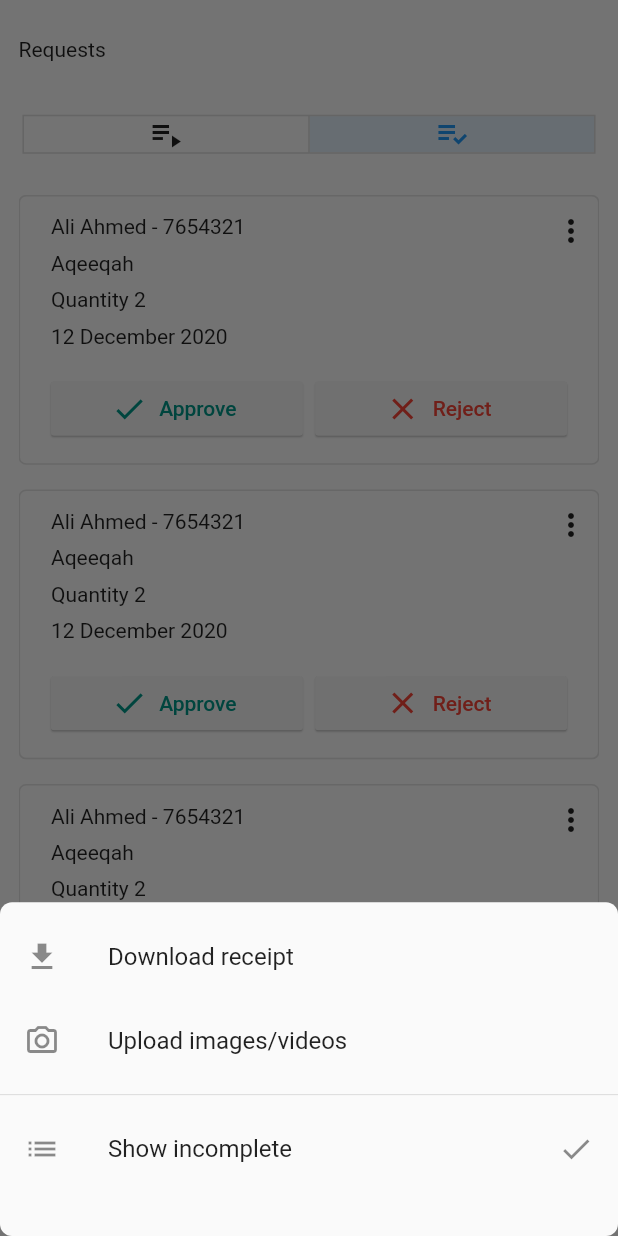
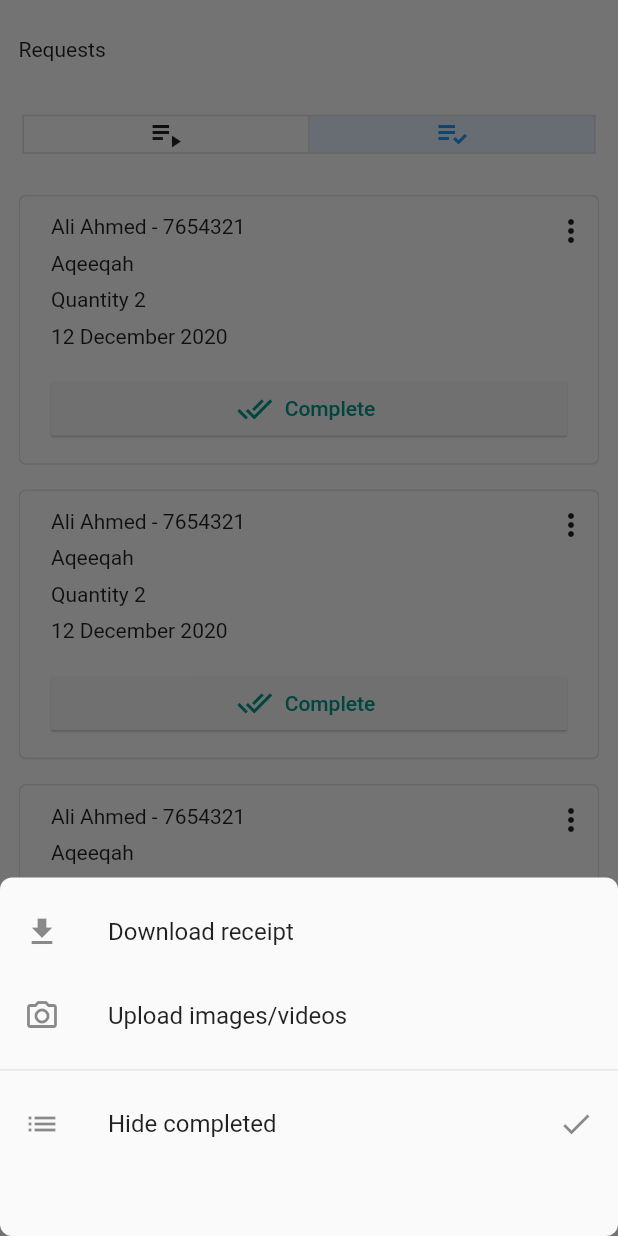
Before and after one commit to pharreX19/qurbani_app, a Flutter app: the Requests screen opened directly, after a tap on the "playlist add check" icon, after a tap on the "more vert" icon, on a phone screen of 412 x 824 dp. Run offline on Flutter 3.47's test engine with Material 2 defaults, Android fonts, the phone set to English and light mode, and no system bars; our stand-ins replace get, image_picker.

Commit message:
request details screen completed

```diff
--- a/lib/screens/home.dart
+++ b/lib/screens/home.dart
@@ -37,6 +37,7 @@ class _HomeState extends State<Home> {
     return Scaffold(
       body: _screens[_currentIndex],
       bottomNavigationBar: BottomNavigationBar(
+        type: BottomNavigationBarType.shifting,
         selectedItemColor: Colors.teal,
         unselectedItemColor: Colors.grey,
         onTap: _onCurrentIndexChanged,
--- a/lib/screens/requests/request_approve_reject_card.dart
+++ b/lib/screens/requests/request_approve_reject_card.dart
@@ -9,22 +9,61 @@ class RequestApproveRejectCard extends StatelessWidget {
 
   RequestApproveRejectCard({this.isSelected, this.index});
 
-  @override
-  Widget build(BuildContext context) {
-    return Stack(
+  Widget _buildOptionButtons(){
+    if(isSelected){
+      return Row(
+        mainAxisAlignment: MainAxisAlignment.center,
         children: [
-        Container(
-          margin: EdgeInsets.only(
-              bottom: SizeConfig.blockSizeVertical * 2,
+          RequestApproveRejectButton(
+              title: 'Approve',
+              icon: Icons.check,
+              color: Colors.teal,
+              onPressed: () {}),
+          SizedBox(
+            width: SizeConfig.blockSizeHorizontal * 2,
           ),
-          padding: EdgeInsets.symmetric(
-              vertical: SizeConfig.blockSizeHorizontal * 3,
-              horizontal: SizeConfig.blockSizeHorizontal * 5),
-          width: SizeConfig.blockSizeHorizontal * 100,
-          decoration: BoxDecoration(
-              borderRadius: BorderRadius.circular(5.0),
-              border: Border.all(color: Colors.grey[300])),
-          child: Column(
+          RequestApproveRejectButton(
+              title: 'Reject',
+              icon: Icons.close,
+              color: Colors.red,
+              onPressed: () {}),
+        ],
+      );
+    }else {
+      return Row(
+        children: [
+          RequestApproveRejectButton(
+              title: 'Complete',
+              icon: Icons.done_all,
+              color: Colors.teal,
+              onPressed: () {}),
+        ],
+      );
+    }
+  }
+
+  Widget _buildMoreIconButton(BuildContext context){
+    return Positioned(
+      right: -5,
+      top: 0,
+      child: isSelected ? Container() :
+      IconButton(
+        icon: Icon(Icons.more_vert),
+        onPressed: () {
+          showModalBottomSheet(
+              shape: RoundedRectangleBorder(
+                  borderRadius: BorderRadius.circular(8.0)
+              ),
+              context: context, builder: (context){
+            return RequestOptionsBottomSheet();
+          });
+        },
+      ),
+    );
+  }
+
+  Widget _buildCardContent(){
+    return Column(
       crossAxisAlignment: CrossAxisAlignment.start,
       children: [
         Text('Ali Ahmed - 7654321'),
@@ -41,44 +80,33 @@ class RequestApproveRejectCard extends StatelessWidget {
         SizedBox(
           height: SizeConfig.blockSizeVertical * 2,
         ),
-              Row(
-                mainAxisAlignment: MainAxisAlignment.center,
+        _buildOptionButtons()
+      ],
+    );
+  }
+
+  Widget _buildMainCard(){
+    return Container(
+      margin: EdgeInsets.only(
+        bottom: SizeConfig.blockSizeVertical * 2,
+      ),
+      padding: EdgeInsets.symmetric(
+          vertical: SizeConfig.blockSizeHorizontal * 3,
+          horizontal: SizeConfig.blockSizeHorizontal * 5),
+      width: SizeConfig.blockSizeHorizontal * 100,
+      decoration: BoxDecoration(
+          borderRadius: BorderRadius.circular(5.0),
+          border: Border.all(color: Colors.grey[300])),
+      child: _buildCardContent()
+    );
+  }
+
+  @override
+  Widget build(BuildContext context) {
+    return Stack(
       children: [
-                  RequestApproveRejectButton(
-                      title: 'Approve',
-                      icon: Icons.check,
-                      color: Colors.teal,
-                      onPressed: () {}),
-                  SizedBox(
-                    width: SizeConfig.blockSizeHorizontal * 2,
-                  ),
-                  RequestApproveRejectButton(
-                      title: 'Reject',
-                      icon: Icons.close,
-                      color: Colors.red,
-                      onPressed: () {}),
-                ],
-              )
-            ],
-          ),
-        ),
-        Positioned(
-          right: -5,
-          top: 0,
-          child: isSelected ? Container() :
-          IconButton(
-            icon: Icon(Icons.more_vert),
-            onPressed: () {
-              showModalBottomSheet(
-                  shape: RoundedRectangleBorder(
-                    borderRadius: BorderRadius.circular(8.0)
-                  ),
-                  context: context, builder: (context){
-                return RequestOptionsBottomSheet();
-              });
-            },
-          ),
-        ),
+        _buildMainCard(),
+        _buildMoreIconButton(context)
       ],
     );
   }
--- a/lib/screens/requests/request_options_bottom_sheet.dart
+++ b/lib/screens/requests/request_options_bottom_sheet.dart
@@ -1,6 +1,6 @@
 import 'package:flutter/material.dart';
 import 'package:qurbani/config/size_config.dart';
-import 'package:qurbani/screens/upload_images_videos.dart';
+import 'package:qurbani/screens/image_video_upload/upload_images_videos.dart';
 
 class RequestOptionsBottomSheet extends StatefulWidget {
   @override
@@ -8,6 +8,8 @@ class RequestOptionsBottomSheet extends StatefulWidget {
 }
 
 class _RequestOptionsBottomSheetState extends State<RequestOptionsBottomSheet> {
+
+  bool _hideCompleted = true;
 
   void _downloadReceipt(){
     Navigator.of(context).pop();
@@ -22,7 +24,7 @@ class _RequestOptionsBottomSheetState extends State<RequestOptionsBottomSheet> {
   Widget build(BuildContext context) {
     return Container(
       padding: EdgeInsets.symmetric(vertical: SizeConfig.blockSizeVertical * 1),
-      height: SizeConfig.blockSizeVertical * 27,
+      height: SizeConfig.blockSizeVertical * 29,
       child: Column(
         children: [
           ListTile(
@@ -38,9 +40,13 @@ class _RequestOptionsBottomSheetState extends State<RequestOptionsBottomSheet> {
           Divider(),
           ListTile(
             leading: Icon(Icons.list),
-            title: Text('Show incomplete'),
-            trailing: Icon(Icons.check),
-            onTap: (){},
+            title: Text('Hide completed'),
+            trailing: _hideCompleted ?  Icon(Icons.check) : null,
+            onTap: (){
+              setState(() {
+                _hideCompleted = !_hideCompleted;
+              });
+            },
           ),
         ],
       )
--- a/pubspec.yaml
+++ b/pubspec.yaml
@@ -26,6 +26,7 @@ dependencies:
   get: ^3.21.3
   image_picker: ^0.6.7+15
   path_provider: ^1.6.24
+#  file_picker: ^2.1.4
 
 
   # The following adds the Cupertino Icons font to your application.
```
Also changed, not shown: lib/screens/image_video_upload/upload_images_videos.dart (added, +86 -0 lines), lib/screens/upload_images_videos.dart (deleted, +0 -30 lines), 3 other files. Lines whose indentation alone changed are shown as unchanged.
